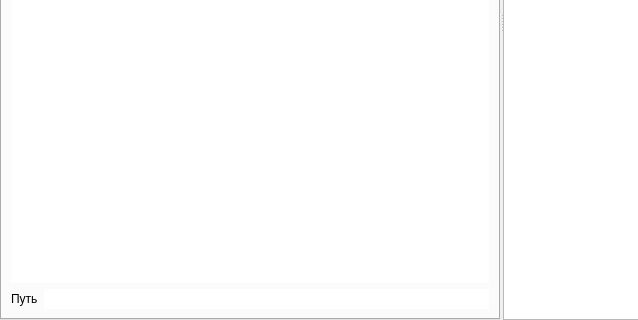
Before: the Qt Designer form L1-GUI/Lab1.ui in mariohuq/polytech-graph-theory, drawn with Qt 5; both pictures show x 0 to 638 and y 277 to 597 of the 916 by 597 pixel window.
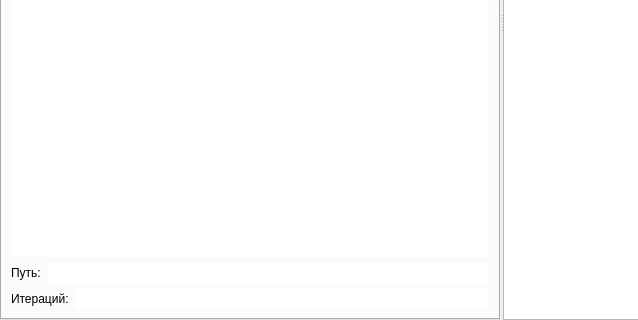
After: the same form once the commit is applied.

Commit message: add iteration count

The edit to the form file:
```diff
--- a/L1-GUI/Lab1.ui
+++ b/L1-GUI/Lab1.ui
@@ -385,7 +385,7 @@
           <item>
            <widget class="QLabel" name="label_14">
             <property name="text">
-             <string>Путь</string>
+             <string>Путь:</string>
             </property>
            </widget>
           </item>
@@ -401,6 +401,27 @@
           </item>
          </layout>
         </item>
+        <item>
+         <layout class="QHBoxLayout" name="horizontalLayout_10">
+          <item>
+           <widget class="QLabel" name="label_15">
+            <property name="text">
+             <string>Итераций:</string>
+            </property>
+           </widget>
+          </item>
+          <item>
+           <widget class="QLineEdit" name="iterationsOut">
+            <property name="frame">
+             <bool>false</bool>
+            </property>
+            <property name="readOnly">
+             <bool>true</bool>
+            </property>
+           </widget>
+          </item>
+         </layout>
+        </item>
        </layout>
       </widget>
      </widget>
```
The commit also changes 1 other file.
